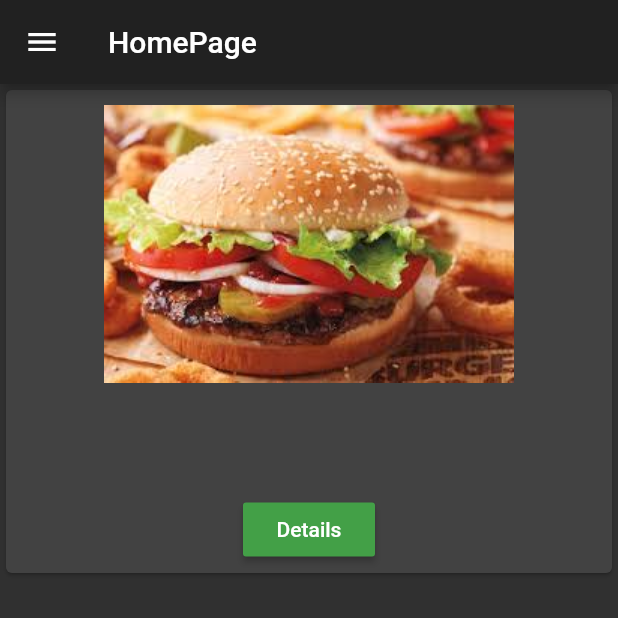
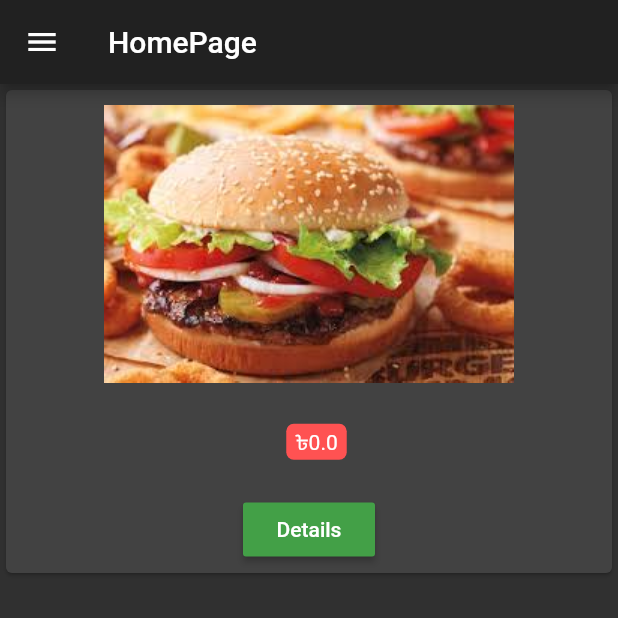
Before and after one commit to ShanjinurIslam/Snatok-Flutter, a Flutter app: the AdManagement screen opened by its route, after a tap on "Add Product", on a phone screen of 412 x 824 dp, the top half of it. Run offline on Flutter 3.47's test engine with Material 2 defaults, Android fonts, the phone set to English and light mode, and no system bars.

Commit message:
Price decoration

```diff
--- a/snatok/lib/main.dart
+++ b/snatok/lib/main.dart
@@ -40,7 +40,7 @@ class _MyAppState extends State<MyApp> {
         '/home':         (BuildContext context) => new HomePage(products),
         '/manageads':         (BuildContext context) => new AdManagement(_add,_deleteAd),
       },
-      theme: ThemeData(primarySwatch: Colors.green,brightness: Brightness.dark,),
+      theme: ThemeData(primarySwatch: Colors.green,brightness: Brightness.dark,accentColor: Colors.redAccent),
       onGenerateRoute: (RouteSettings settings){
         final List<String> elements = settings.name.split('/');
 
--- a/snatok/lib/views/ads.dart
+++ b/snatok/lib/views/ads.dart
@@ -11,15 +11,39 @@ class Ads extends StatelessWidget {
           SizedBox(
             height: 10,
           ),
-          Image.asset(products[index]['image']),
+          Image.asset(products[index]['image'],
+              fit: BoxFit.cover, alignment: Alignment.center),
           SizedBox(
             height: 10,
           ),
           Container(
             margin: EdgeInsets.all(10),
-            child: Text(
-              products[index]['title'],
-              style: TextStyle(fontSize: 26, fontWeight: FontWeight.bold,fontFamily: 'Oswald'),
+            child: Row(
+              mainAxisAlignment: MainAxisAlignment.center,
+              crossAxisAlignment: CrossAxisAlignment.center,
+              children: <Widget>[
+                Text(
+                  products[index]['title'],
+                  style: TextStyle(
+                      fontSize: 26,
+                      fontWeight: FontWeight.bold,
+                      fontFamily: 'Oswald'),
+                ),
+                SizedBox(
+                  width: 10,
+                ),
+                Container(
+                  padding: EdgeInsets.symmetric(horizontal: 6.0,vertical: 2.5),
+                  child: Text(
+                    "\৳" + products[index]['price'].toString(),
+                  ),
+                  decoration: BoxDecoration(
+                    borderRadius: BorderRadius.circular(5),
+                    color: Theme.of(context).accentColor,
+
+                  ),
+                )
+              ],
             ),
           ),
           Container(
```
